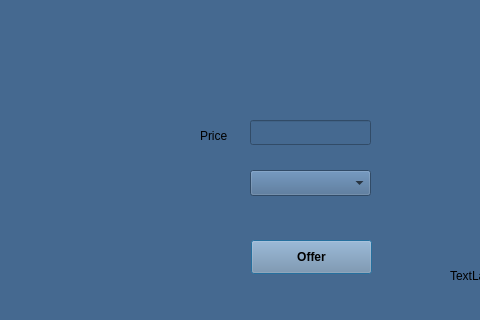
The window that Monopoly/sell_property.ui (shaahinfaezi/Monopoly) describes before a commit, drawn with Qt 5; both pictures show x 0 to 480 and y 0 to 320 of the 803 by 531 pixel window.
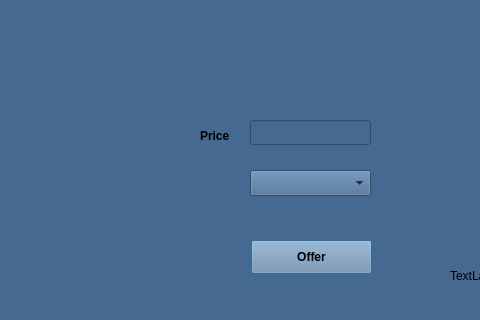
The same window after the commit.

```diff
--- a/Monopoly/sell_property.ui
+++ b/Monopoly/sell_property.ui
@@ -26,6 +26,12 @@
      <height>31</height>
     </rect>
    </property>
+   <property name="font">
+    <font>
+     <weight>75</weight>
+     <bold>true</bold>
+    </font>
+   </property>
    <property name="text">
     <string>Price</string>
    </property>
```
